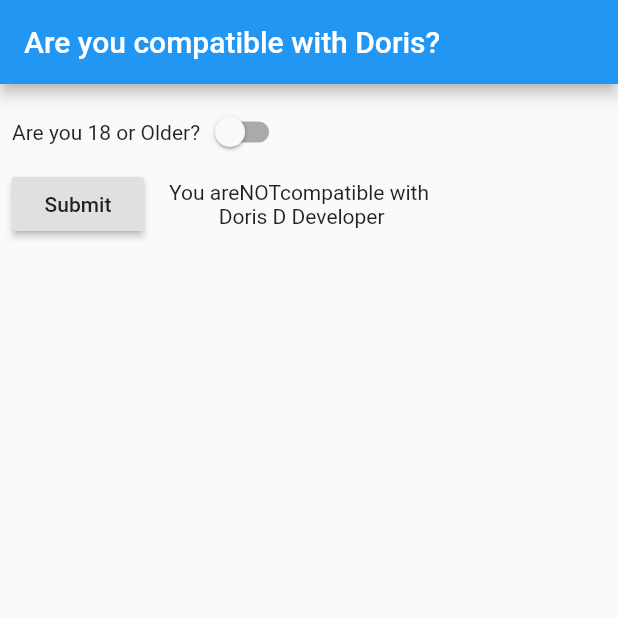
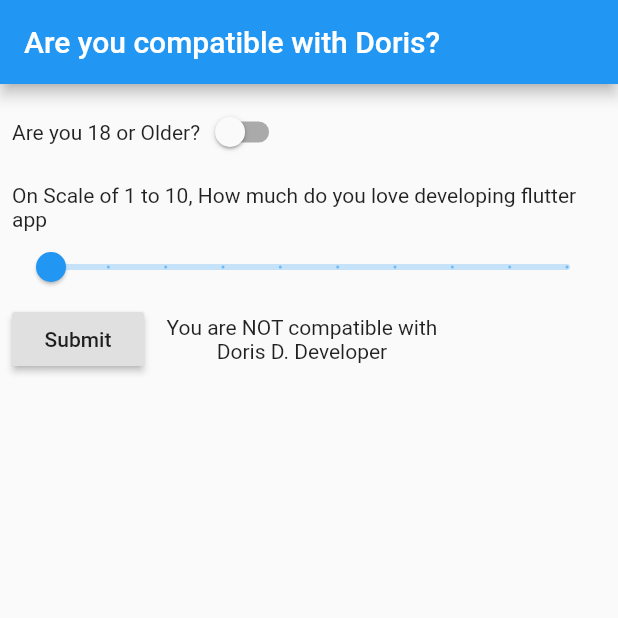
Before and after one commit to subashc069/FFD, a Flutter app: the screen it shows after launch, after a tap on "Submit", on a phone screen of 412 x 824 dp, the top half of it. Run offline on Flutter 3.47's test engine with Material 2 defaults, Android fonts, the phone set to English and light mode, and no system bars.

Commit message:
A Simple Slider

```diff
--- a/lib/main.dart
+++ b/lib/main.dart
@@ -1,7 +1,4 @@
-// import 'package:flutter/cupertino.dart';
-import 'package:flutter/cupertino.dart';
 import 'package:flutter/material.dart';
-import 'build_column.dart';
 
 void main() {
   runApp(MyApp());
@@ -28,6 +25,7 @@ const _compatible = 'compatible with\nDoris D. Developer';
 class __MyHomePageState extends State<_MyHomePage> {
   bool _ageSwitchValue = false;
   String _messageToUser = "$_youAre NOT $_compatible";
+  double _loveFlutterSliderValue = 1.0;
 
   ///State
   @override
@@ -41,6 +39,7 @@ class __MyHomePageState extends State<_MyHomePage> {
         child: Column(
           children: <Widget>[
             _buildAgeSwitch(),
+            _buildLoveSlider(),
             _buildResultArea(),
           ],
         ),
@@ -48,28 +47,47 @@ class __MyHomePageState extends State<_MyHomePage> {
     );
   }
 
-
   ///Build
   Widget _buildAgeSwitch() {
-    return Row(children: <Widget>[
-      Text("Are you 18 or Older?"),
-      Switch(value: _ageSwitchValue, onChanged: _updateAgeSwitch)
-    ],);
+    return Row(
+      children: <Widget>[
+        Text("Are you 18 or Older?"),
+        Switch(value: _ageSwitchValue, onChanged: _updateAgeSwitch)
+      ],
+    );
   }
 
   Widget _buildResultArea() {
     return Row(
       children: <Widget>[
-        RaisedButton(
-            child: Text("Submit"),
-            onPressed: _updateResults),
-        SizedBox(width: 15.0,),
+        RaisedButton(child: Text("Submit"), onPressed: _updateResults),
+        SizedBox(
+          width: 15.0,
+        ),
         Text(_messageToUser, textAlign: TextAlign.center),
       ],
     );
   }
 
-
+  Widget _buildLoveSlider() {
+    return Column(
+      children: <Widget>[
+        SizedBox(
+          height: 10.0,
+        ),
+        Text(
+            "On Scale of 1 to 10, How much do you love developing flutter app"),
+        Slider(
+          min: 1.0,
+          max: 10.0,
+          divisions: 9,
+          value: _loveFlutterSliderValue,
+          onChanged: _updateLoveFlutterSliderValue,
+          label: '${_loveFlutterSliderValue.toInt()}',
+        ),
+      ],
+    );
+  }
 
   void _updateAgeSwitch(bool newValue) {
     setState(() {
@@ -80,7 +98,18 @@ class __MyHomePageState extends State<_MyHomePage> {
 
   void _updateResults() {
     setState(() {
-      _messageToUser = 'You are' + (_ageSwitchValue ? " " : "NOT") + 'compatible with \n Doris D Developer';
+      _messageToUser = 'You are' +
+          (_loveFlutterSliderValue >= 8 ? " " : " NOT ") +
+          _compatible;
+    });
+  }
+
+  void _updateLoveFlutterSliderValue(double newValue) {
+    setState(() {
+      _loveFlutterSliderValue = newValue;
+      _messageToUser = 'You are' +
+          (_loveFlutterSliderValue >= 8 ? " " : " NOT ") +
+          _compatible;
     });
   }
 }
```
